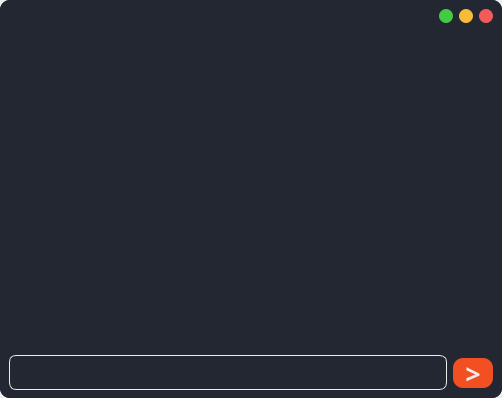
This is assistant/gui/base.ui in ayushashi11/assistant as Qt 5 draws it before an edit. The edited form follows.
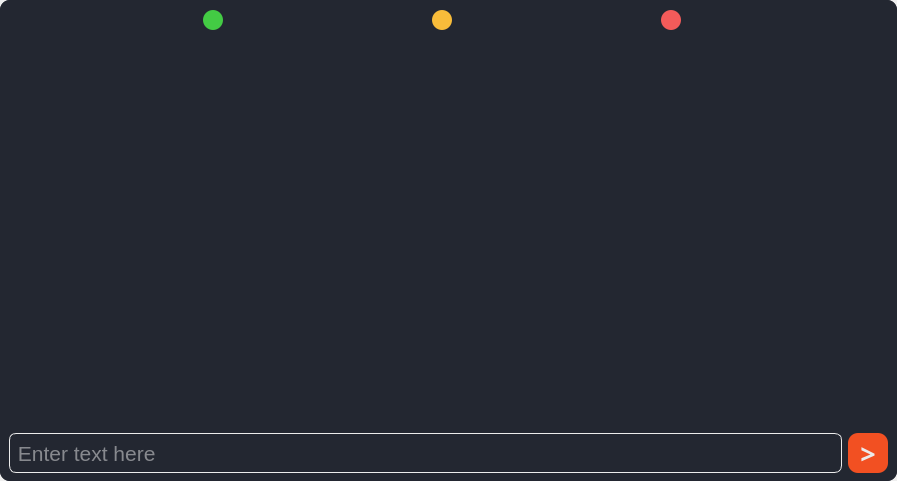
This is the edited form.

Patch:
```diff
--- a/assistant/gui/base.ui
+++ b/assistant/gui/base.ui
@@ -6,8 +6,8 @@
    <rect>
     <x>0</x>
     <y>0</y>
-    <width>502</width>
-    <height>398</height>
+    <width>897</width>
+    <height>481</height>
    </rect>
   </property>
   <property name="windowTitle">
@@ -65,13 +65,13 @@
          <property name="minimumSize">
           <size>
            <width>0</width>
-           <height>25</height>
+           <height>40</height>
           </size>
          </property>
          <property name="maximumSize">
           <size>
            <width>16777215</width>
-           <height>25</height>
+           <height>40</height>
           </size>
          </property>
          <property name="toolTipDuration">
@@ -87,38 +87,41 @@
          <property name="frameShadow">
           <enum>QFrame::Raised</enum>
          </property>
-         <layout class="QHBoxLayout" name="horizontalLayout">
-          <item>
-           <spacer name="title_spacer">
-            <property name="orientation">
-             <enum>Qt::Horizontal</enum>
-            </property>
-            <property name="sizeHint" stdset="0">
-             <size>
-              <width>40</width>
-              <height>20</height>
-             </size>
-            </property>
-           </spacer>
-          </item>
+         <layout class="QHBoxLayout" name="title_h_layout">
+          <property name="leftMargin">
+           <number>0</number>
+          </property>
+          <property name="topMargin">
+           <number>0</number>
+          </property>
+          <property name="rightMargin">
+           <number>10</number>
+          </property>
+          <property name="bottomMargin">
+           <number>0</number>
+          </property>
           <item>
            <widget class="QPushButton" name="min_button">
             <property name="minimumSize">
              <size>
-              <width>14</width>
-              <height>14</height>
+              <width>20</width>
+              <height>20</height>
              </size>
             </property>
             <property name="maximumSize">
              <size>
-              <width>14</width>
-              <height>14</height>
+              <width>20</width>
+              <height>20</height>
              </size>
             </property>
             <property name="styleSheet">
              <string notr="true">QPushButton {
 	background-color: rgb(67, 203, 68);
-	border-radius: 7px;
+	border-radius: 10px;
+}
+
+QPushButton::hover {
+	background-color: rgb(67, 220, 68);
 }</string>
             </property>
             <property name="text">
@@ -130,20 +133,24 @@
            <widget class="QPushButton" name="max_button">
             <property name="minimumSize">
              <size>
-              <width>14</width>
-              <height>14</height>
+              <width>20</width>
+              <height>20</height>
              </size>
             </property>
             <property name="maximumSize">
              <size>
-              <width>14</width>
-              <height>14</height>
+              <width>20</width>
+              <height>20</height>
              </size>
             </property>
             <property name="styleSheet">
              <string notr="true">QPushButton {
 	background-color: rgb(248, 188, 58);
-	border-radius: 7px;
+	border-radius: 10px;
+}
+
+QPushButton::hover {
+	background-color: rgb(255, 200, 58);
 }</string>
             </property>
             <property name="text">
@@ -155,20 +162,24 @@
            <widget class="QPushButton" name="exit_button">
             <property name="minimumSize">
              <size>
-              <width>14</width>
-              <height>14</height>
+              <width>20</width>
+              <height>20</height>
              </size>
             </property>
             <property name="maximumSize">
              <size>
-              <width>14</width>
-              <height>14</height>
+              <width>20</width>
+              <height>20</height>
              </size>
             </property>
             <property name="styleSheet">
              <string notr="true">QPushButton {
 	background-color: rgb(243, 91, 90);
-	border-radius: 7px;
+	border-radius: 10px;
+}
+
+QPushButton::hover{
+	background-color: rgb(255, 91, 90);
 }</string>
             </property>
             <property name="text">
@@ -199,6 +210,7 @@
             <property name="frameShadow">
              <enum>QFrame::Raised</enum>
             </property>
+            <layout class="QVBoxLayout" name="widget_v_layout"/>
            </widget>
           </item>
           <item>
@@ -232,13 +244,25 @@
               <number>0</number>
              </property>
              <property name="bottomMargin">
-              <number>0</number>
+              <number>6</number>
              </property>
              <item>
               <widget class="QLineEdit" name="input_box">
+               <property name="minimumSize">
+                <size>
+                 <width>0</width>
+                 <height>40</height>
+                </size>
+               </property>
+               <property name="maximumSize">
+                <size>
+                 <width>16777215</width>
+                 <height>40</height>
+                </size>
+               </property>
                <property name="font">
                 <font>
-                 <pointsize>20</pointsize>
+                 <pointsize>16</pointsize>
                 </font>
                </property>
                <property name="styleSheet">
@@ -249,6 +273,24 @@
 	border-radius: 7px;
 }</string>
                </property>
+               <property name="text">
+                <string/>
+               </property>
+               <property name="frame">
+                <bool>true</bool>
+               </property>
+               <property name="cursorPosition">
+                <number>0</number>
+               </property>
+               <property name="dragEnabled">
+                <bool>true</bool>
+               </property>
+               <property name="placeholderText">
+                <string> Enter text here</string>
+               </property>
+               <property name="clearButtonEnabled">
+                <bool>true</bool>
+               </property>
               </widget>
              </item>
              <item>
@@ -256,13 +298,13 @@
                <property name="minimumSize">
                 <size>
                  <width>40</width>
-                 <height>30</height>
+                 <height>40</height>
                 </size>
                </property>
                <property name="maximumSize">
                 <size>
                  <width>40</width>
-                 <height>30</height>
+                 <height>40</height>
                 </size>
                </property>
                <property name="font">
@@ -278,6 +320,10 @@
 	background-color: rgb(242, 80, 34);
 	color: rgb(235, 235, 235);
 	border-radius: 10px;
+}
+
+QPushButton::hover{
+	background-color: rgb(255, 80, 34);
 }</string>
                </property>
                <property name="text">
```
Left out of the diff: 10 changed lines with no effect on the pictures.
